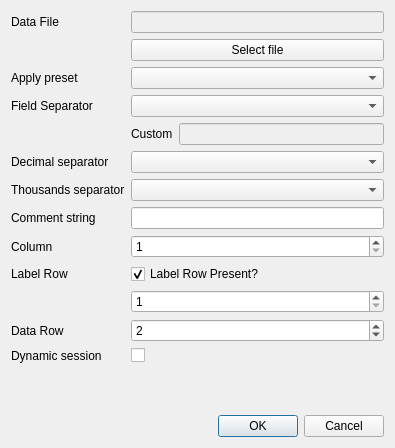
Old version of the form src/dialogs/loadfiledialog.ui in the repository jgeudens/GraphViewer.
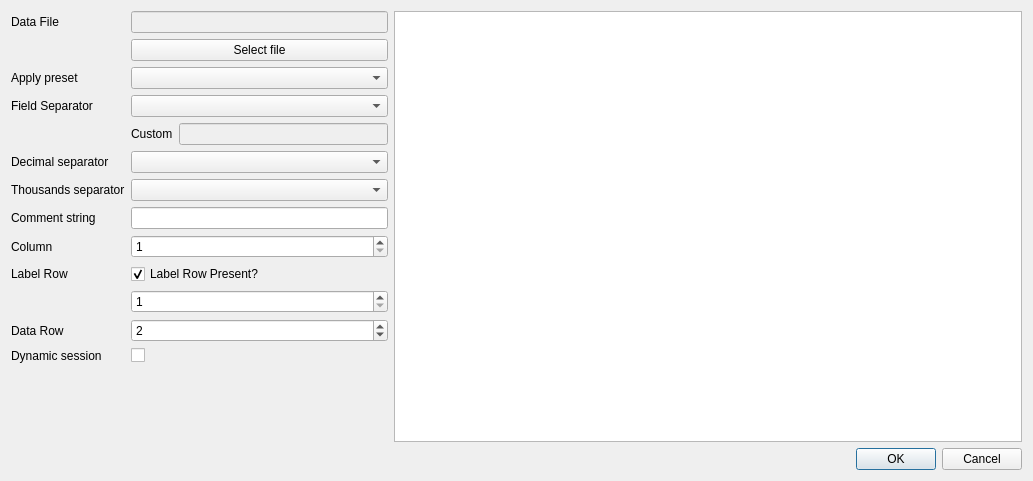
New version of the form.

Commit message: Add preview tableview

Patch:
```diff
--- a/src/dialogs/loadfiledialog.ui
+++ b/src/dialogs/loadfiledialog.ui
@@ -6,8 +6,8 @@
    <rect>
     <x>0</x>
     <y>0</y>
-    <width>395</width>
-    <height>448</height>
+    <width>1033</width>
+    <height>481</height>
    </rect>
   </property>
   <property name="windowTitle">
@@ -25,7 +25,7 @@
     </widget>
    </item>
    <item row="0" column="2" rowspan="3">
-    <layout class="QHBoxLayout" name="horizontalLayout">
+    <layout class="QHBoxLayout" name="horizontalLayout" stretch="3,5">
      <item>
       <layout class="QFormLayout" name="formLayout">
        <property name="fieldGrowthPolicy">
@@ -212,6 +212,16 @@
        </item>
       </layout>
      </item>
+     <item>
+      <widget class="QTableWidget" name="tablePreview">
+       <property name="sizePolicy">
+        <sizepolicy hsizetype="Expanding" vsizetype="Expanding">
+         <horstretch>2</horstretch>
+         <verstretch>0</verstretch>
+        </sizepolicy>
+       </property>
+      </widget>
+     </item>
     </layout>
    </item>
   </layout>
```
Left out of the diff: 160 changed lines with no effect on the pictures. The commit also changes 2 other files.
